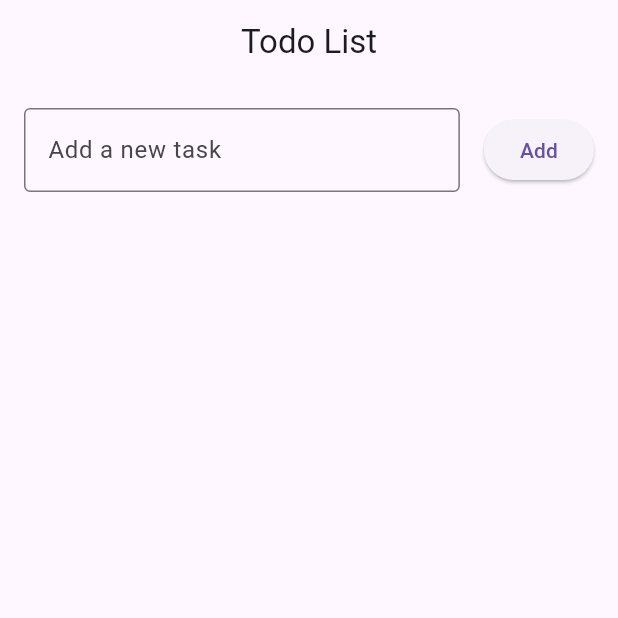
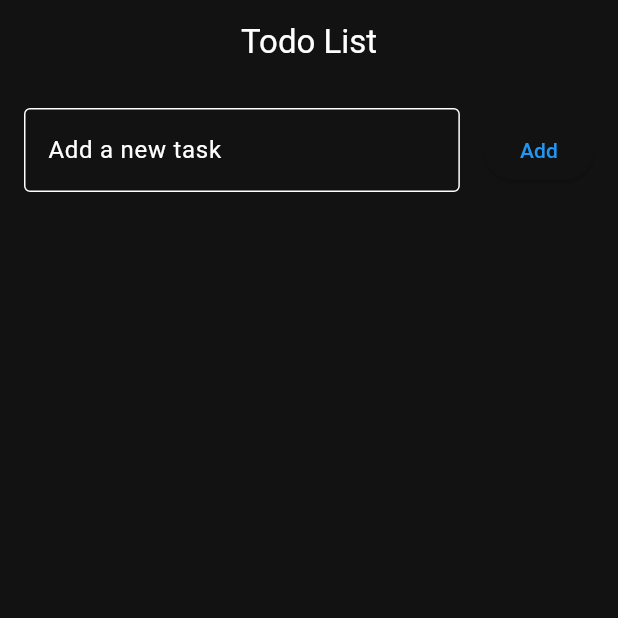
Before and after one commit to mokuken/Simple-Flutter-Todo-List, a Flutter app: the screen it shows after launch, on a phone screen of 412 x 824 dp, the top half of it. Run offline on Flutter 3.47's test engine with Material 3 defaults, Android fonts, the phone set to English and light mode, and no system bars.

Commit message:
set theme to dark mode

```diff
--- a/lib/main.dart
+++ b/lib/main.dart
@@ -12,7 +12,10 @@ class MyApp extends StatelessWidget {
     return MaterialApp(
       title: 'Todo List',
       theme: ThemeData(
-        primarySwatch: Colors.blue,
+        colorScheme: ColorScheme.dark(
+          primary: Colors.blue,
+          secondary: Colors.blueAccent,
+        ),
         useMaterial3: true,
       ),
       home: const TodoListScreen(),
```
